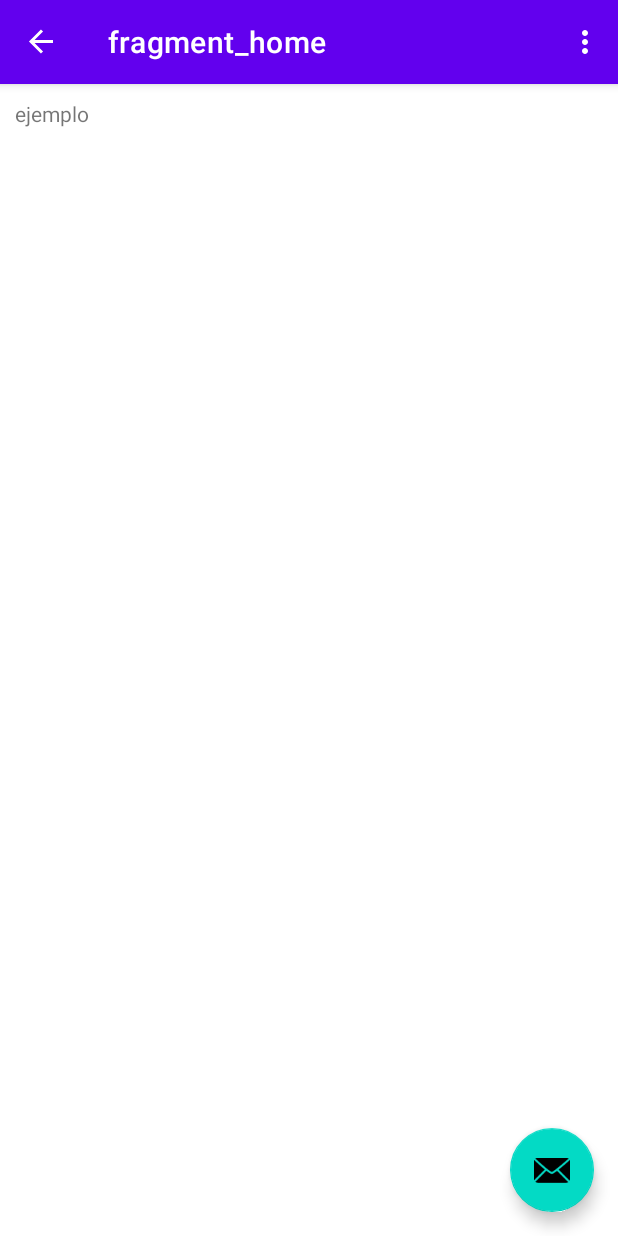
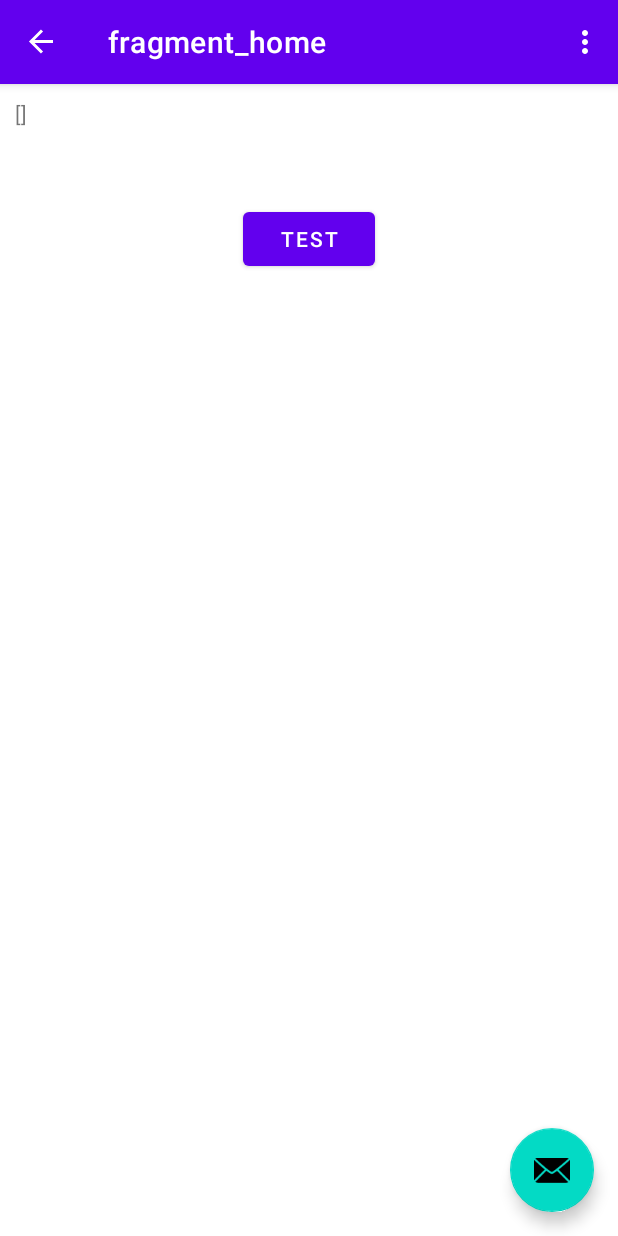
Before and after one commit to ProyectoTFG2023/SpellItForMe, an Android app: the HomeFragment screen opened through its navigation route, in the options menu, after a tap on "Settings", on a phone screen of 412 x 824 dp. Run offline under Robolectric (Android 15) with nearby library versions, the phone set to English and light mode, and no system bars; our stand-ins replace Room's generated code, navigation-ui.

Commit message:
Commit #7: Añadida nueva clase Skill y nuevo Fragment para búsqueda de equipamiento

```diff
--- a/app/src/main/java/danielabez/spellitforme/db/AppDatabase.kt
+++ b/app/src/main/java/danielabez/spellitforme/db/AppDatabase.kt
@@ -7,15 +7,18 @@ import androidx.room.RoomDatabase
 import androidx.sqlite.db.SupportSQLiteDatabase
 import danielabez.spellitforme.db.dao.GearDao
 import danielabez.spellitforme.db.dao.RegisteredUserDao
+import danielabez.spellitforme.db.dao.SkillDao
 import danielabez.spellitforme.model.Gear
 import danielabez.spellitforme.model.RegisteredUser
+import danielabez.spellitforme.model.Skill
 import kotlinx.coroutines.GlobalScope
 import kotlinx.coroutines.launch
 
 //En esta anotación, se incluyen todas las clases que tengan que verse plasmadas en forma de tablas
-@Database(entities = arrayOf(RegisteredUser::class, Gear::class), version = 1, exportSchema = false)
+@Database(entities = arrayOf(RegisteredUser::class, Skill::class, Gear::class), version = 1, exportSchema = false)
 abstract class AppDatabase: RoomDatabase() {
     abstract fun registeredUserDao(): RegisteredUserDao
+    abstract fun skillDao(): SkillDao
     abstract fun gearDao(): GearDao
 
     //Mediante un patrón Singleton, se genera la base de datos e inicializa
@@ -46,7 +49,7 @@ abstract class AppDatabase: RoomDatabase() {
                 //Si la base de datos ya se encuentra generada, se inicializa con unos valores por defecto
                 INSTANCE?.let { database ->
                     GlobalScope.launch {
-                        initializeDatabase(database.registeredUserDao(), database.gearDao())
+                        initializeDatabase(database.registeredUserDao(), database.skillDao(), database.gearDao())
                     }
                 }
             }
@@ -54,7 +57,7 @@ abstract class AppDatabase: RoomDatabase() {
             /*
             * Método que introduce una serie de valores por defecto a las tablas cuando la base de datos es generada por primera vez
             */
-            suspend fun initializeDatabase(registeredUserDao: RegisteredUserDao, gearDao: GearDao){
+            suspend fun initializeDatabase(registeredUserDao: RegisteredUserDao, skillDao: SkillDao, gearDao: GearDao){
                 lateinit var registeredUser: RegisteredUser
                 registeredUser = RegisteredUser("correo@gmail.com", "paquito", "paquitoPwd")
                 registeredUserDao.addRegisteredUser(registeredUser)
@@ -70,6 +73,12 @@ abstract class AppDatabase: RoomDatabase() {
                 gearDao.addGear(gear)
                 gear = Gear("Sand Sandals", "Footwear", 50L, 20L)
                 gearDao.addGear(gear)
+
+                lateinit var skill: Skill
+                skill = Skill("Attack Up", "Increases physical attack damage by 5%/10%/15%/30%", 4)
+                skillDao.addSkill(skill)
+                skill = Skill("Defense Up", "Increases physical defense by 10/20/35/60/100", 5)
+                skillDao.addSkill(skill)
             }
         }
     }
--- a/app/src/main/java/danielabez/spellitforme/db/dao/RegisteredUserDao.kt
+++ b/app/src/main/java/danielabez/spellitforme/db/dao/RegisteredUserDao.kt
@@ -14,12 +14,12 @@ interface RegisteredUserDao {
     @Delete
     fun deleteRegisteredUser(registeredUser: RegisteredUser)
 
-    @Query("SELECT * FROM registered_users WHERE username = :pUsername")
+    @Query("SELECT * FROM registered_user WHERE username = :pUsername")
     fun getRegisteredUserByUsername(pUsername: String) : RegisteredUser
 
-    @Query("SELECT * FROM registered_users WHERE mail = :pMail")
+    @Query("SELECT * FROM registered_user WHERE mail = :pMail")
     fun getRegisteredUserByMail(pMail: String) : RegisteredUser
 
-    @Query("SELECT * FROM registered_users WHERE username = :pUsername AND password = :pPassword")
+    @Query("SELECT * FROM registered_user WHERE username = :pUsername AND password = :pPassword")
     fun getRegisteredUserByUsernameAndPassword(pUsername: String, pPassword: String) : RegisteredUser
 }
--- /dev/null
+++ b/app/src/main/java/danielabez/spellitforme/db/dao/SkillDao.kt
@@ -0,0 +1,21 @@
+package danielabez.spellitforme.db.dao
+
+import androidx.room.Dao
+import androidx.room.Insert
+import androidx.room.Query
+import danielabez.spellitforme.model.Skill
+
+@Dao
+interface SkillDao {
+    @Insert
+    fun addSkill(skill: Skill)
+
+    @Query("SELECT * FROM skill")
+    fun getAllSkills() : List<Skill>
+
+    @Query("SELECT * FROM skill WHERE id = :pId")
+    fun getSkillById(pId: Long) : Skill
+
+    @Query("SELECT * FROM skill WHERE name = :pName")
+    fun getSkillByName(pName: String) : Skill
+}
--- a/app/src/main/java/danielabez/spellitforme/model/RegisteredUser.kt
+++ b/app/src/main/java/danielabez/spellitforme/model/RegisteredUser.kt
@@ -5,7 +5,7 @@ import androidx.room.Entity
 import androidx.room.PrimaryKey
 import kotlinx.android.parcel.Parcelize
 
-@Entity(tableName = "registered_users")
+@Entity(tableName = "registered_user")
 @Parcelize
 data class RegisteredUser (
     //Declaramos los atributos que tendrá la tabla, así como propiedades adicionales de cada uno de ellos, cuando sea necesario
--- /dev/null
+++ b/app/src/main/java/danielabez/spellitforme/model/Skill.kt
@@ -0,0 +1,28 @@
+package danielabez.spellitforme.model
+
+import android.os.Parcelable
+import androidx.room.Entity
+import androidx.room.PrimaryKey
+import kotlinx.parcelize.Parcelize
+
+@Entity(tableName = "skill")
+@Parcelize
+data class Skill (
+    @PrimaryKey(autoGenerate = true)
+    var id: Long? = null,
+    var name: String,
+    var description: String,
+    var maxRank: Int
+): Parcelable {
+    constructor() : this(null, "", "", 0)
+
+    constructor(name: String, description: String, maxRank: Int) : this(null, name, description, maxRank)
+
+    override fun equals(objeto: Any?): Boolean {
+        return (objeto is Skill) && (this.id == objeto?.id)
+    }
+
+    override fun toString(): String {
+        return "" + name + ": " + description + ", up to level " + maxRank
+    }
+}
--- /dev/null
+++ b/app/src/main/java/danielabez/spellitforme/repository/SkillRepository.kt
@@ -0,0 +1,27 @@
+package danielabez.spellitforme.repository
+
+import android.app.Application
+import android.content.Context
+import androidx.room.Query
+import danielabez.spellitforme.db.AppDatabase
+import danielabez.spellitforme.db.dao.SkillDao
+import danielabez.spellitforme.model.Skill
+import java.lang.Appendable
+
+object SkillRepository {
+    private lateinit var skillModel: SkillDao
+    private lateinit var application: Application
+
+    operator fun invoke(context: Context){
+        this.application = context.applicationContext as Application
+        skillModel = AppDatabase.getDatabase(application).skillDao()
+    }
+
+    fun addSkill(skill: Skill) = skillModel.addSkill(skill)
+
+    fun getAllSkills() : List<Skill> = skillModel.getAllSkills()
+
+    fun getSkillById(pId: Long) : Skill = skillModel.getSkillById(pId)
+
+    fun getSkillByName(pName: String) : Skill = skillModel.getSkillByName(pName)
+}
--- a/app/src/main/java/danielabez/spellitforme/ui/HomeFragment.kt
+++ b/app/src/main/java/danielabez/spellitforme/ui/HomeFragment.kt
@@ -10,11 +10,13 @@ import danielabez.spellitforme.R
 import danielabez.spellitforme.databinding.FragmentHomeBinding
 import danielabez.spellitforme.databinding.FragmentRegistrationBinding
 import danielabez.spellitforme.viewModel.GearViewModel
+import danielabez.spellitforme.viewModel.SkillViewModel
 
 class HomeFragment : Fragment() {
     private var _binding: FragmentHomeBinding? = null
     private val binding get() = _binding!!
     private val gearViewModel: GearViewModel by activityViewModels()
+    private val skillViewModel: SkillViewModel by activityViewModels()
 
     override fun onCreateView(
         inflater: LayoutInflater, container: ViewGroup?,
@@ -26,6 +28,10 @@ class HomeFragment : Fragment() {
 
     override fun onViewCreated(view: View, savedInstanceState: Bundle?) {
         super.onViewCreated(view, savedInstanceState)
+
+        binding.btTest.setOnClickListener(){
+            binding.textView.setText(skillViewModel.getAllSkills().toString())
+        }
     }
 
     override fun onDestroyView() {
--- /dev/null
+++ b/app/src/main/java/danielabez/spellitforme/viewModel/SkillViewModel.kt
@@ -0,0 +1,49 @@
+package danielabez.spellitforme.viewModel
+
+import android.app.Application
+import androidx.lifecycle.AndroidViewModel
+import androidx.lifecycle.viewModelScope
+import danielabez.spellitforme.model.Skill
+import danielabez.spellitforme.repository.SkillRepository
+import kotlinx.coroutines.Dispatchers
+import kotlinx.coroutines.launch
+
+class SkillViewModel(app: Application) : AndroidViewModel(app) {
+    private val repository: SkillRepository
+
+    init {
+        SkillRepository(getApplication<Application>().applicationContext)
+        repository = SkillRepository
+    }
+
+    fun addSkill(skill: Skill) = viewModelScope.launch (Dispatchers.IO){
+        repository.addSkill(skill)
+    }
+
+    fun getAllSkills() : List<Skill> {
+        var recoveredSkills : List<Skill> = listOf()
+        viewModelScope.launch(Dispatchers.IO) {
+            recoveredSkills = repository.getAllSkills()
+        }
+
+        return recoveredSkills
+    }
+
+    fun getSkillById(pId: Long) : Skill {
+        var recoveredSkill : Skill = Skill()
+        viewModelScope.launch(Dispatchers.IO) {
+            recoveredSkill = repository.getSkillById(pId)
+        }
+
+        return recoveredSkill
+    }
+
+    fun getSkillByName(pName: String) : Skill {
+        var recoveredSkill : Skill = Skill()
+        viewModelScope.launch(Dispatchers.IO) {
+            recoveredSkill = repository.getSkillByName(pName)
+        }
+
+        return recoveredSkill
+    }
+}
--- a/app/src/main/res/layout/fragment_home.xml
+++ b/app/src/main/res/layout/fragment_home.xml
@@ -20,4 +20,14 @@
         app:layout_constraintStart_toStartOf="parent"
         app:layout_constraintTop_toTopOf="parent" />
 
+    <Button
+        android:id="@+id/btTest"
+        android:layout_width="wrap_content"
+        android:layout_height="wrap_content"
+        android:layout_marginTop="50dp"
+        android:text="test"
+        app:layout_constraintEnd_toEndOf="parent"
+        app:layout_constraintStart_toStartOf="parent"
+        app:layout_constraintTop_toBottomOf="@+id/textView" />
+
 </androidx.constraintlayout.widget.ConstraintLayout>
--- a/app/src/main/res/navigation/nav_graph.xml
+++ b/app/src/main/res/navigation/nav_graph.xml
@@ -26,5 +26,14 @@
         android:id="@+id/HomeFragment"
         android:name="danielabez.spellitforme.ui.HomeFragment"
         android:label="fragment_home"
-        tools:layout="@layout/fragment_home" />
+        tools:layout="@layout/fragment_home" >
+        <action
+            android:id="@+id/action_HomeFragment_to_GearSearchFragment"
+            app:destination="@id/GearSearchFragment" />
+    </fragment>
+    <fragment
+        android:id="@+id/GearSearchFragment"
+        android:name="danielabez.spellitforme.GearSearchFragment"
+        android:label="fragment_gear_search"
+        tools:layout="@layout/fragment_gear_search" />
 </navigation>
```
Also changed, not shown: app/src/main/java/danielabez/spellitforme/GearSearchFragment.kt (added, +59 -0 lines), app/src/main/java/danielabez/spellitforme/model/EquipmentSet.kt (added, +24 -0 lines), app/src/main/java/danielabez/spellitforme/ui/RegistrationFragment.kt (+16 -14 lines), app/src/main/res/layout/fragment_gear_search.xml (added, +14 -0 lines), 1 other file.
